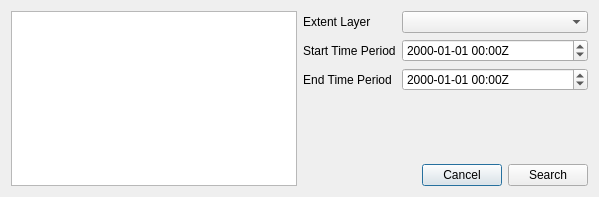
Old version of the form views/query_dialog.ui in the repository kbgg/qgis-stac-browser.
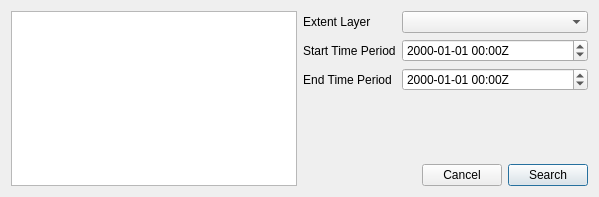
New version of the form. Custom widgets are drawn as their Qt base class.

Commit message: FIX: Default button was wrongly set to Cancel on the query window

Patch:
```diff
--- a/views/query_dialog.ui
+++ b/views/query_dialog.ui
@@ -121,6 +121,9 @@
            <property name="text">
             <string>Search</string>
            </property>
+           <property name="default">
+            <bool>true</bool>
+           </property>
           </widget>
          </item>
         </layout>
```
